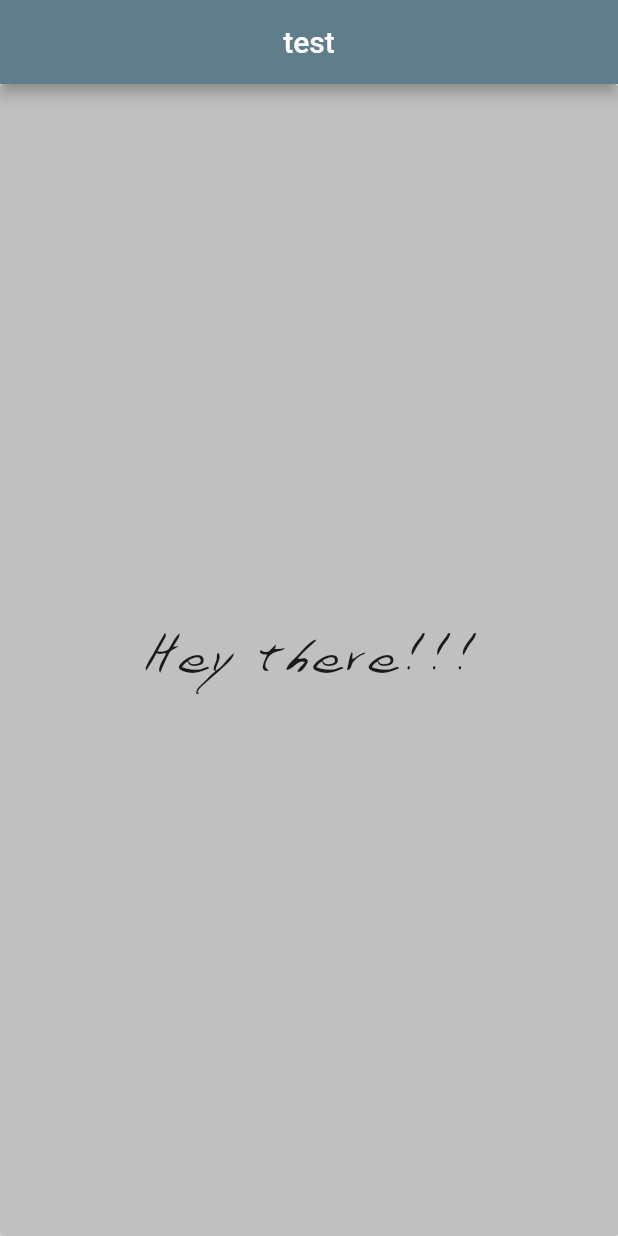
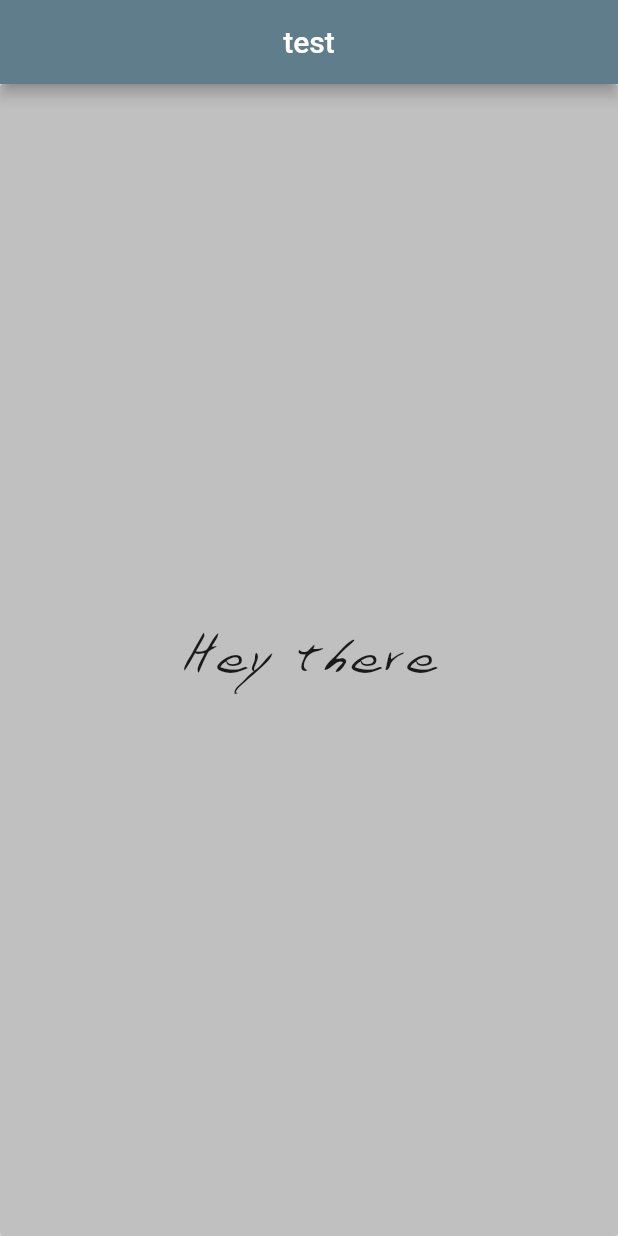
Before and after one commit to VBortnyk/flutter-test-app, a Flutter app: the screen it shows after launch, on a phone screen of 412 x 824 dp. Run offline on Flutter 3.47's test engine with Material 2 defaults, Android fonts, the phone set to English and light mode, and no system bars.

```diff
--- a/lib/widgets/HeyThereText.dart
+++ b/lib/widgets/HeyThereText.dart
@@ -2,7 +2,7 @@ import 'package:flutter/widgets.dart';
 
 class HeyThereText extends Text {
   HeyThereText()
-      : super('Hey there!!!',
+      : super('Hey there',
             style: TextStyle(
               fontFamily: 'Dart',
               fontSize: 30.0,
```
